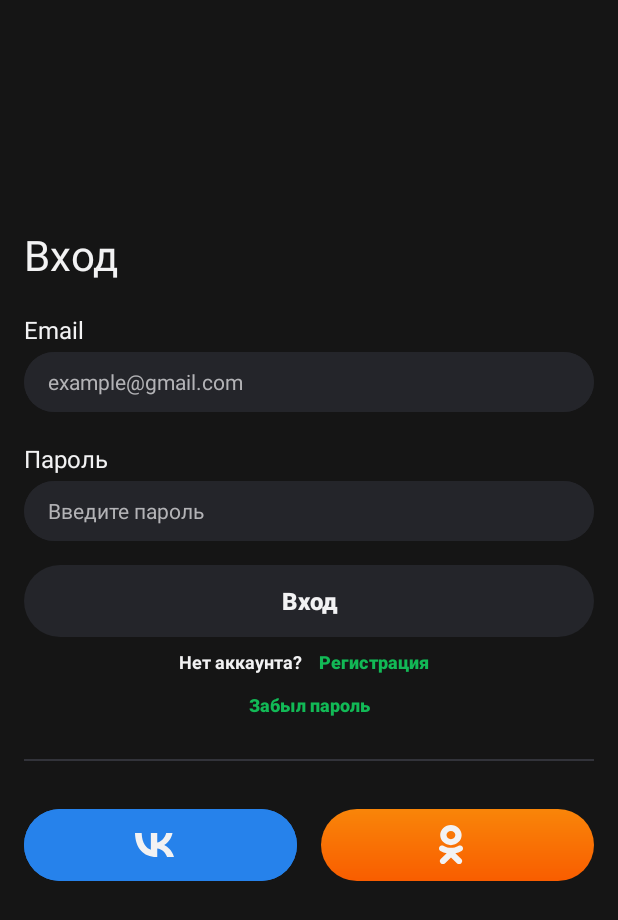
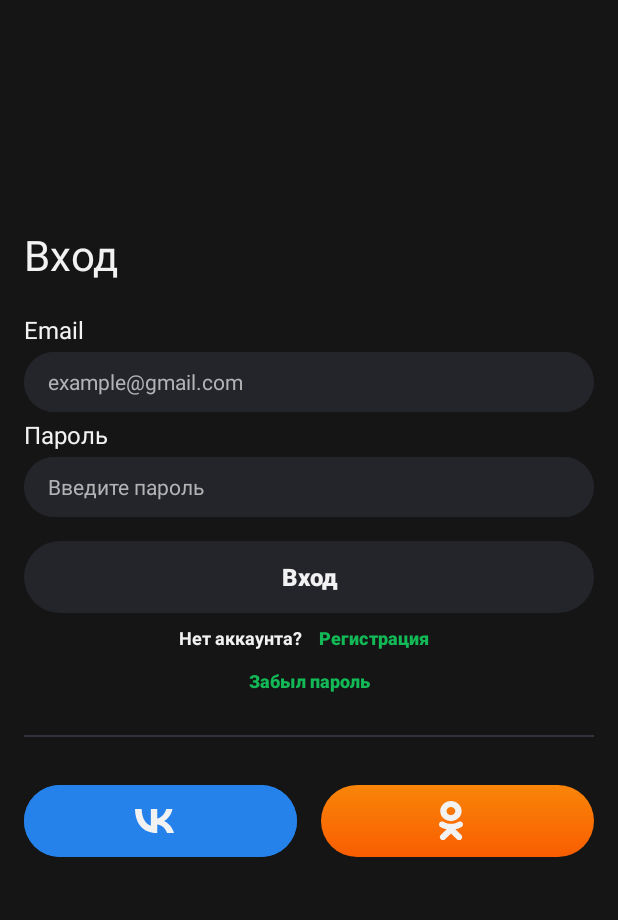
Before and after one commit to mardenkainen/Courses, an Android app: the screen it shows after launch (MainActivity), on a phone screen of 412 x 824 dp. Shown: the top 920 px of the screen. Run offline under Robolectric (Android 15) with nearby library versions, the phone set to English and light mode, and no system bars; our stand-ins replace Dagger/Hilt's generated code, data binding, navigation-ui; Roboto replaces fonts that are not available here.

Commit message:
fixed cursor

```diff
--- a/presentation/src/main/java/com/example/presentation/login/LoginFragment.kt
+++ b/presentation/src/main/java/com/example/presentation/login/LoginFragment.kt
@@ -29,7 +29,7 @@ class LoginFragment : Fragment() {
     ): View {
         _binding = FragmentLoginBinding.inflate(inflater, container, false)
         val root: View = binding.root
-        binding.email.editText.addTextChangedListener(object : TextWatcher {
+        binding.email.addTextChangedListener(object : TextWatcher {
             override fun afterTextChanged(p0: Editable?) {}
 
             override fun beforeTextChanged(
@@ -49,7 +49,7 @@ class LoginFragment : Fragment() {
                 viewModel.setEmail(p0?.toString() ?: "")
             }
         })
-        binding.password.editText.addTextChangedListener(object : TextWatcher {
+        binding.password.addTextChangedListener(object : TextWatcher {
             override fun afterTextChanged(p0: Editable?) {}
 
             override fun beforeTextChanged(
@@ -69,7 +69,7 @@ class LoginFragment : Fragment() {
                 viewModel.setPassword(p0?.toString() ?: "")
             }
         })
-        binding.email.editText.filters = arrayOf(CyrillicFilter)
+        binding.email.filters = arrayOf(CyrillicFilter)
         binding.ok.setOnClickListener {
             openURL("https://ok.ru/")
         }
--- /dev/null
+++ b/presentation/src/main/res/drawable/cursor.xml
@@ -0,0 +1,5 @@
+<?xml version="1.0" encoding="utf-8"?>
+<shape xmlns:android="http://schemas.android.com/apk/res/android" >
+    <size android:width="2dp" />
+    <solid android:color="@color/green"  />
+</shape>
--- a/presentation/src/main/res/layout/edittext_with_title.xml
+++ /dev/null
@@ -1,44 +0,0 @@
-<?xml version="1.0" encoding="utf-8"?>
-<layout xmlns:android="http://schemas.android.com/apk/res/android"
-    xmlns:app="http://schemas.android.com/apk/res-auto">
-
-    <data>
-        <variable name="title" type="String"/>
-        <variable name="hint" type="String"/>
-    </data>
-
-    <LinearLayout
-        android:layout_width="match_parent"
-        android:layout_height="wrap_content"
-        android:orientation="vertical">
-
-        <TextView
-            style="@style/Edittext_Title"
-            android:text="@{title}" />
-
-        <com.google.android.material.card.MaterialCardView
-            android:id="@+id/textInputLayout"
-            android:layout_width="match_parent"
-            android:layout_height="40dp"
-            android:backgroundTint="@color/dark_grey"
-            app:cardCornerRadius="32dp"
-            app:strokeWidth="0dp">
-
-            <com.google.android.material.textfield.TextInputEditText
-                android:id="@+id/edit_text"
-                style="@style/ThemeOverlay.Material3.TextInputEditText.OutlinedBox"
-                android:layout_width="match_parent"
-                android:layout_height="match_parent"
-                android:layout_gravity="center_vertical"
-                android:background="@color/dark_grey"
-                android:hint="@{hint}"
-                android:inputType="textEmailAddress"
-                android:maxLines="1"
-                android:paddingHorizontal="16dp"
-                android:paddingVertical="10dp"
-                android:textColor="@color/white"
-                android:textColorHint="@color/grey"
-                android:textSize="14sp" />
-        </com.google.android.material.card.MaterialCardView>
-    </LinearLayout>
-</layout>
--- a/presentation/src/main/res/layout/fragment_login.xml
+++ b/presentation/src/main/res/layout/fragment_login.xml
@@ -25,40 +25,60 @@
             app:layout_constraintTop_toTopOf="@+id/line_1" />
 
         <LinearLayout
-            android:id="@+id/email_layout"
+            android:id="@+id/login_info"
             android:layout_width="match_parent"
             android:layout_height="wrap_content"
-            app:layout_constraintEnd_toEndOf="parent"
-            app:layout_constraintStart_toStartOf="parent"
-            app:layout_constraintTop_toBottomOf="@+id/textView">
+            android:orientation="vertical"
+            app:layout_constraintTop_toBottomOf="@id/textView">
 
-            <include
-                android:id="@+id/email"
-                layout="@layout/edittext_with_title"
+            <TextView
+                style="@style/Edittext_Title"
+                android:text="@string/email" />
+
+            <com.google.android.material.card.MaterialCardView
                 android:layout_width="match_parent"
-                android:layout_height="wrap_content"
-                app:hint="@{@string/email_hint}"
-                app:title="@{@string/email}" />
-        </LinearLayout>
+                android:layout_height="40dp"
+                android:backgroundTint="@color/dark_grey"
+                app:cardCornerRadius="32dp"
+                app:strokeWidth="0dp">
 
-        <LinearLayout
-            android:id="@+id/password_layout"
-            android:layout_width="match_parent"
-            android:layout_height="wrap_content"
-            app:layout_constraintEnd_toEndOf="parent"
-            app:layout_constraintStart_toStartOf="parent"
-            app:layout_constraintTop_toBottomOf="@+id/email_layout">
+                <com.google.android.material.textfield.TextInputEditText
+                    android:id="@+id/email"
+                    style="@style/EditTextStyle"
+                    android:layout_width="match_parent"
+                    android:layout_height="match_parent"
+                    android:layout_gravity="center_vertical"
+                    android:hint="@string/email_hint"
+                    android:inputType="textEmailAddress"
+                    android:maxLines="1"
+                    android:paddingHorizontal="16dp"
+                    android:paddingVertical="10dp" />
+            </com.google.android.material.card.MaterialCardView>
 
-            <include
-                android:id="@+id/password"
-                layout="@layout/edittext_with_title"
+            <TextView
+                style="@style/Edittext_Title"
+                android:text="@string/password" />
+
+            <com.google.android.material.card.MaterialCardView
+                android:id="@+id/textInputLayout"
                 android:layout_width="match_parent"
-                android:layout_height="wrap_content"
-                android:layout_marginTop="16dp"
-                app:hint="@{@string/password_hint}"
-                app:layout_constraintEnd_toEndOf="parent"
-                app:layout_constraintStart_toStartOf="parent"
-                app:title="@{@string/password}" />
+                android:layout_height="40dp"
+                android:backgroundTint="@color/dark_grey"
+                app:cardCornerRadius="32dp"
+                app:strokeWidth="0dp">
+
+                <com.google.android.material.textfield.TextInputEditText
+                    android:id="@+id/password"
+                    style="@style/EditTextStyle"
+                    android:layout_width="match_parent"
+                    android:layout_height="match_parent"
+                    android:layout_gravity="center_vertical"
+                    android:hint="@string/password_hint"
+                    android:inputType="textPassword"
+                    android:maxLines="1"
+                    android:paddingHorizontal="16dp"
+                    android:paddingVertical="10dp" />
+            </com.google.android.material.card.MaterialCardView>
         </LinearLayout>
 
         <com.google.android.material.button.MaterialButton
@@ -73,7 +93,7 @@
             android:textSize="16sp"
             android:textStyle="bold"
             app:backgroundTint="@drawable/button_state_selector"
-            app:layout_constraintTop_toBottomOf="@id/password_layout" />
+            app:layout_constraintTop_toBottomOf="@id/login_info" />
 
         <TextView
             android:id="@+id/no_account"
--- a/presentation/src/main/res/values/themes.xml
+++ b/presentation/src/main/res/values/themes.xml
@@ -60,4 +60,12 @@
         <item name="cornerFamily">rounded</item>
         <item name="cornerSize">32dp</item>
     </style>
+
+    <style name="EditTextStyle" parent="@style/ThemeOverlay.Material3.TextInputEditText.OutlinedBox">
+        <item name="android:textCursorDrawable">@drawable/cursor</item>
+        <item name="android:background">@color/dark_grey</item>
+        <item name="android:textColor">@color/white</item>
+        <item name="android:textColorHint">@color/grey</item>
+        <item name="android:textSize">14sp</item>
+    </style>
 </resources>
```
